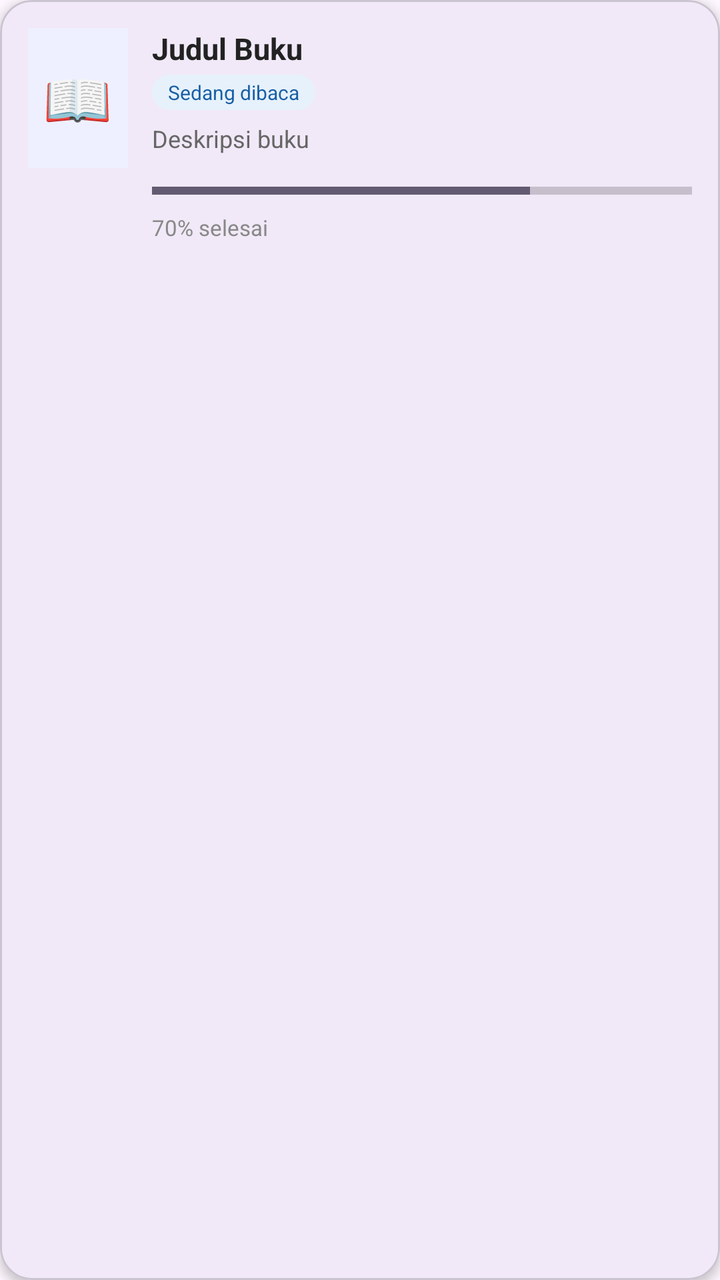
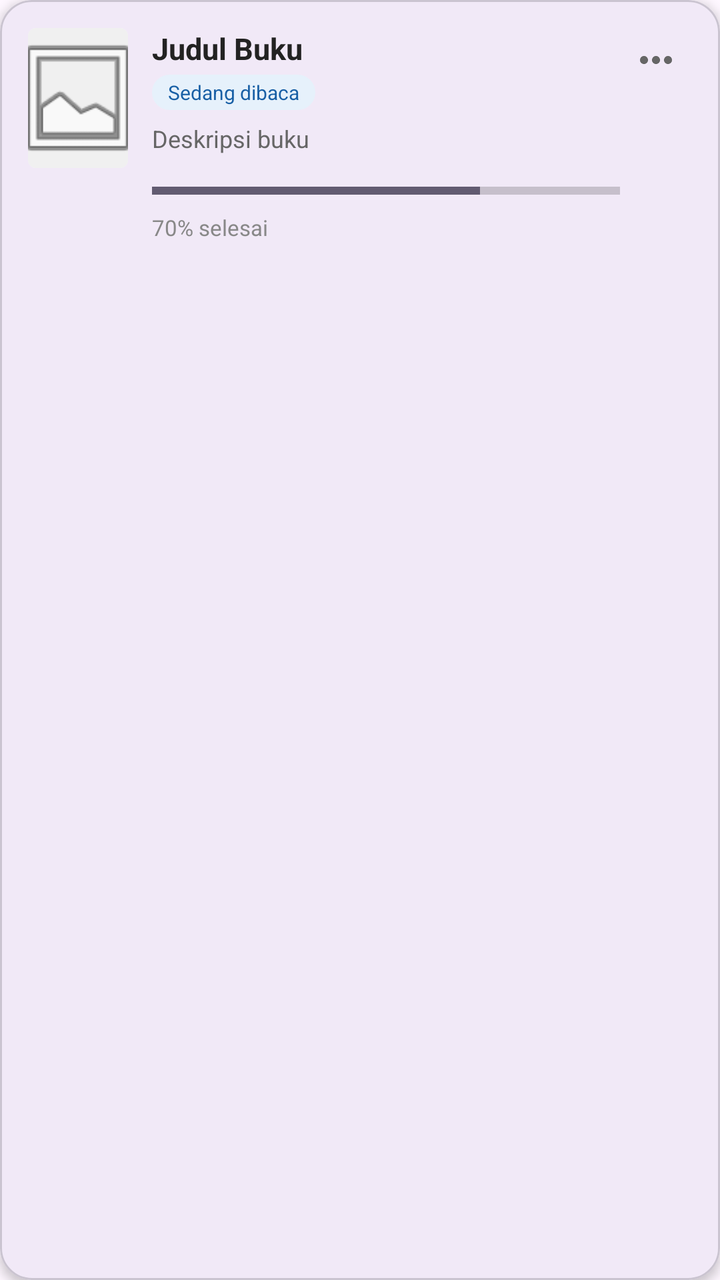

Screens rendered from an Android XML layout before and after an edit, with the pre-edit source and the edit as a unified diff.
<!-- AndroidManifest.xml: application theme Theme.RABU -->
<!-- res/layout/item_buku.xml -->
<?xml version="1.0" encoding="utf-8"?>
<com.google.android.material.card.MaterialCardView
    xmlns:android="http://schemas.android.com/apk/res/android"
    xmlns:app="http://schemas.android.com/apk/res-auto"
    android:layout_width="match_parent"
    android:layout_height="wrap_content"
    android:layout_marginBottom="12dp"
    app:cardCornerRadius="16dp"
    app:cardElevation="3dp">

    <LinearLayout
        android:layout_width="match_parent"
        android:layout_height="wrap_content"
        android:orientation="horizontal"
        android:padding="14dp">

        
        <LinearLayout
            android:layout_width="50dp"
            android:layout_height="70dp"
            android:background="#EEF0FF"
            android:gravity="center"
            android:orientation="vertical">
            <TextView
                android:layout_width="wrap_content"
                android:layout_height="wrap_content"
                android:text="📖"
                android:textSize="28sp" />
        </LinearLayout>

        <LinearLayout
            android:layout_width="match_parent"
            android:layout_height="wrap_content"
            android:layout_marginStart="12dp"
            android:orientation="vertical">

            <TextView
                android:id="@+id/txtJudul"
                android:layout_width="match_parent"
                android:layout_height="wrap_content"
                android:ellipsize="end"
                android:maxLines="1"
                android:text="Judul Buku"
                android:textColor="#222222"
                android:textSize="15sp"
                android:textStyle="bold" />

            
            <TextView
                android:id="@+id/txtStatus"
                android:layout_width="wrap_content"
                android:layout_height="wrap_content"
                android:layout_marginTop="3dp"
                android:background="@drawable/bg_badge_sedang"
                android:paddingHorizontal="8dp"
                android:paddingVertical="2dp"
                android:text="Sedang dibaca"
                android:textColor="#185FA5"
                android:textSize="10sp" />

            <TextView
                android:id="@+id/txtDeskripsi"
                android:layout_width="match_parent"
                android:layout_height="wrap_content"
                android:layout_marginTop="6dp"
                android:ellipsize="end"
                android:maxLines="2"
                android:text="Deskripsi buku"
                android:textColor="#666666"
                android:textSize="12sp" />

            <ProgressBar
                android:id="@+id/progressBaca"
                style="?android:attr/progressBarStyleHorizontal"
                android:layout_width="match_parent"
                android:layout_height="wrap_content"
                android:layout_marginTop="10dp"
                android:max="100"
                android:progress="70" />

            <TextView
                android:id="@+id/txtProgress"
                android:layout_width="wrap_content"
                android:layout_height="wrap_content"
                android:layout_marginTop="3dp"
                android:text="70% selesai"
                android:textColor="#888888"
                android:textSize="11sp" />

        </LinearLayout>
    </LinearLayout>
</com.google.android.material.card.MaterialCardView>
<!-- resources referenced by this layout -->
<resources>
  <!-- drawable bg_badge_sedang (drawable) -->
  <?xml version="1.0" encoding="utf-8"?>
  <shape xmlns:android="http://schemas.android.com/apk/res/android">
      <solid android:color="#E6F1FB" />
      <corners android:radius="99dp" />
  </shape>
  <style name="Theme.RABU" parent="Base.Theme.RABU" />
  <style name="Base.Theme.RABU" parent="Theme.Material3.DayNight.NoActionBar">
          
          
      </style>
</resources>

<!-- the commit's change to res/layout/item_buku.xml (unified diff, before → after) -->
@@ -8,29 +8,45 @@
     app:cardCornerRadius="16dp"
     app:cardElevation="3dp">
 
-    <LinearLayout
+    <RelativeLayout
         android:layout_width="match_parent"
         android:layout_height="wrap_content"
-        android:orientation="horizontal"
         android:padding="14dp">
 
         
-        <LinearLayout
+        <androidx.cardview.widget.CardView
+            android:id="@+id/cvCoverItem"
             android:layout_width="50dp"
             android:layout_height="70dp"
-            android:background="#EEF0FF"
-            android:gravity="center"
-            android:orientation="vertical">
-            <TextView
-                android:layout_width="wrap_content"
-                android:layout_height="wrap_content"
-                android:text="📖"
-                android:textSize="28sp" />
-        </LinearLayout>
+            app:cardCornerRadius="4dp"
+            app:cardElevation="0dp">
+
+            <ImageView
+                android:id="@+id/ivBuku"
+                android:layout_width="match_parent"
+                android:layout_height="match_parent"
+                android:scaleType="centerCrop"
+                android:src="@android:drawable/ic_menu_gallery"
+                android:background="#F0F0F0" />
+        </androidx.cardview.widget.CardView>
+
+        <ImageButton
+            android:id="@+id/btnMenu"
+            android:layout_width="36dp"
+            android:layout_height="36dp"
+            android:layout_alignParentEnd="true"
+            android:layout_alignParentTop="true"
+            android:background="?attr/selectableItemBackgroundBorderless"
+            android:src="@drawable/ic_more_horizontal"
+            android:padding="6dp"
+            android:contentDescription="Menu"
+            android:tint="#666666" />
 
         <LinearLayout
             android:layout_width="match_parent"
             android:layout_height="wrap_content"
+            android:layout_toEndOf="@id/cvCoverItem"
+            android:layout_toStartOf="@id/btnMenu"
             android:layout_marginStart="12dp"
             android:orientation="vertical">
 
@@ -45,7 +61,6 @@
                 android:textSize="15sp"
                 android:textStyle="bold" />
 
-            
             <TextView
                 android:id="@+id/txtStatus"
                 android:layout_width="wrap_content"
@@ -86,7 +101,6 @@
                 android:text="70% selesai"
                 android:textColor="#888888"
                 android:textSize="11sp" />
-
         </LinearLayout>
-    </LinearLayout>
+    </RelativeLayout>
 </com.google.android.material.card.MaterialCardView>
<!-- resource entries referenced after the edit -->
@@ -6,6 +6,19 @@
       <solid android:color="#E6F1FB" />
       <corners android:radius="99dp" />
   </shape>
+  <!-- drawable ic_more_horizontal (drawable) -->
+  <vector xmlns:android="http://schemas.android.com/apk/res/android"
+      android:width="24dp"
+      android:height="24dp"
+      android:viewportWidth="24"
+      android:viewportHeight="24">
+  
+      <path
+          android:fillColor="#666666"
+          android:pathData="M6,12a2,2 0,1 1,0 -4a2,2 0,0 1,0 4z
+                            M12,12a2,2 0,1 1,0 -4a2,2 0,0 1,0 4z
+                            M18,12a2,2 0,1 1,0 -4a2,2 0,0 1,0 4z"/>
+  </vector>
   <style name="Theme.RABU" parent="Base.Theme.RABU" />
   <style name="Base.Theme.RABU" parent="Theme.Material3.DayNight.NoActionBar">
           
